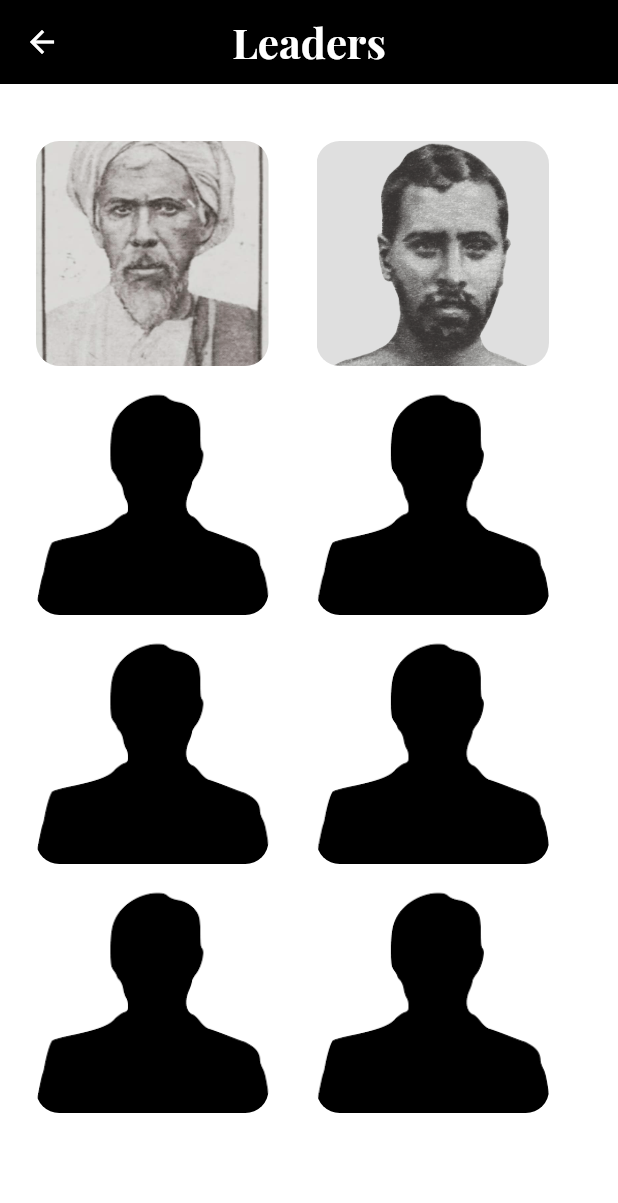
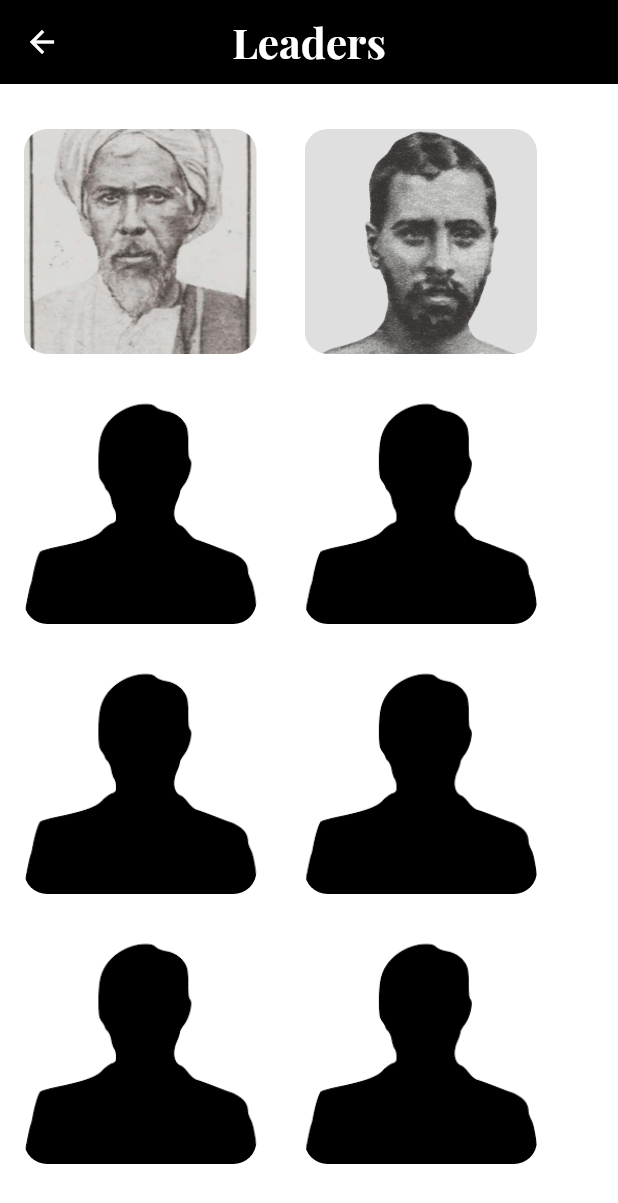
Before and after one commit to muhammedrahil/21expo, a Flutter app: the screen it shows after launch, after a tap on "Leaders", on a phone screen of 412 x 824 dp. Shown: the top 1203 px of the screen. Run offline on Flutter 3.47's test engine with Material 2 defaults, Android fonts, the phone set to English and light mode, and no system bars; our stand-ins replace animated_splash_screen, google_fonts, youtube_player_flutter; project files that could hold a hidden picture were left out.

Commit message:
set alingmrnt

```diff
--- a/lib/HomeScreen.dart
+++ b/lib/HomeScreen.dart
@@ -127,9 +127,7 @@ class HomeScreen extends StatelessWidget {
                 width: 10,
               ),
             ),
-            Padding(
-              padding: const EdgeInsets.all(8.0),
-              child: SizedBox(
+            SizedBox(
               height: 45.6,
               child: Padding(
                 padding: const EdgeInsets.only(left: 25),
@@ -167,16 +165,13 @@ class HomeScreen extends StatelessWidget {
                 ),
               ),
             ),
-            ),
             const Padding(
               padding: EdgeInsets.all(8.0),
               child: SizedBox(
                 width: 10,
               ),
             ),
-            Padding(
-              padding: const EdgeInsets.all(8.0),
-              child: SizedBox(
+            SizedBox(
               height: 150,
               child: ListView(
                 scrollDirection: Axis.horizontal,
@@ -206,10 +201,13 @@ class HomeScreen extends StatelessWidget {
                 ],
               ),
             ),
+             const Padding(
+              padding: EdgeInsets.all(15.0),
+              child: SizedBox(
+                width: 10,
               ),
-            Padding(
-              padding: const EdgeInsets.all(8.0),
-              child: SizedBox(
+            ),
+            SizedBox(
               height: 150,
               child: ListView(
                 scrollDirection: Axis.horizontal,
@@ -238,7 +236,6 @@ class HomeScreen extends StatelessWidget {
                 ],
               ),
             ),
-            ),
           ],
         ),
       ),
--- a/lib/leaders/Templatecards.dart
+++ b/lib/leaders/Templatecards.dart
@@ -36,9 +36,7 @@ class Templatecards extends StatelessWidget {
               ),
             ),
 
-            Padding(
-              padding: const EdgeInsets.all(8.0),
-              child: SizedBox(
+            SizedBox(
               height: 150,
               child: ListView(
                 scrollDirection: Axis.horizontal,
@@ -72,10 +70,13 @@ class Templatecards extends StatelessWidget {
                 ],
               ),
             ),
+             const Padding(
+              padding: EdgeInsets.all(15.0),
+              child: SizedBox(
+                width: 10,
               ),
-             Padding(
-               padding: const EdgeInsets.all(8.0),
-               child: SizedBox(
+            ),
+             SizedBox(
               height: 150,
               child: ListView(
                 scrollDirection: Axis.horizontal,
@@ -103,10 +104,13 @@ class Templatecards extends StatelessWidget {
                 ],
               ),
             ),
+             const Padding(
+              padding: EdgeInsets.all(15.0),
+              child: SizedBox(
+                width: 10,
               ),
-             Padding(
-               padding: const EdgeInsets.all(8.0),
-               child: SizedBox(
+            ),
+             SizedBox(
               height: 150,
               child: ListView(
                 scrollDirection: Axis.horizontal,
@@ -134,10 +138,13 @@ class Templatecards extends StatelessWidget {
                 ],
               ),
             ),
+             const Padding(
+              padding: EdgeInsets.all(15.0),
+              child: SizedBox(
+                width: 10,
               ),
-             Padding(
-               padding: const EdgeInsets.all(8.0),
-               child: SizedBox(
+            ),
+             SizedBox(
               height: 150,
               child: ListView(
                 scrollDirection: Axis.horizontal,
@@ -165,7 +172,6 @@ class Templatecards extends StatelessWidget {
                 ],
               ),
             ),
-             ),
           ],
         ),
       ),
```
Also changed, not shown: lib/books/BooksTemplates.dart (+19 -13 lines). Lines whose indentation alone changed are shown as unchanged.
